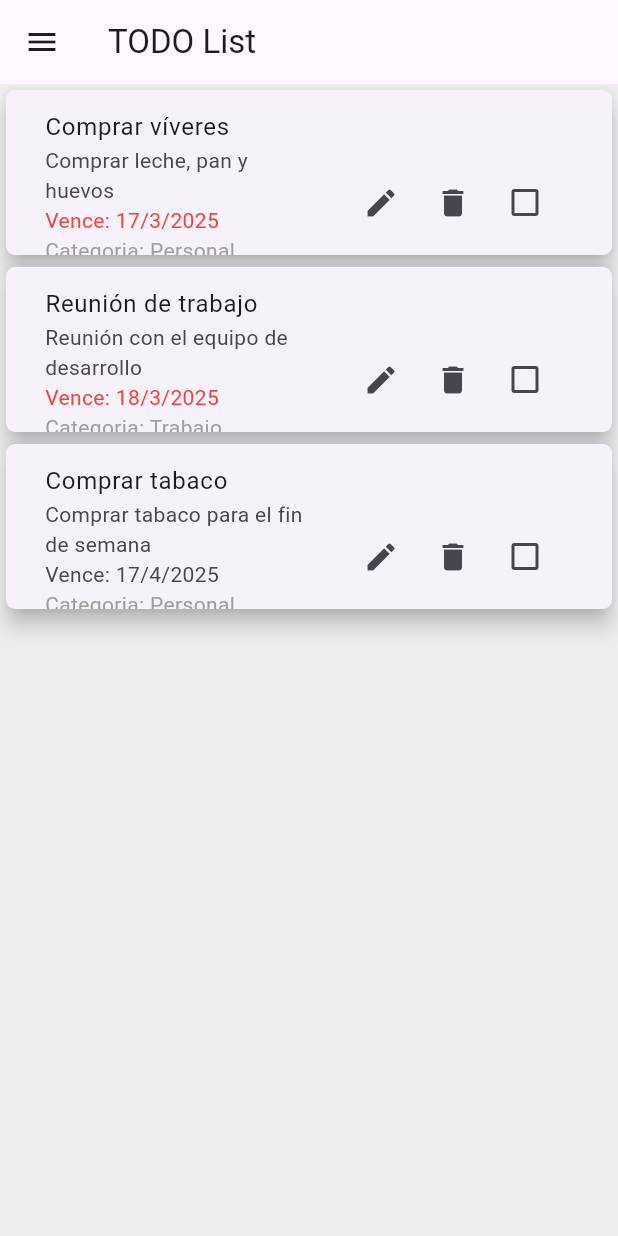
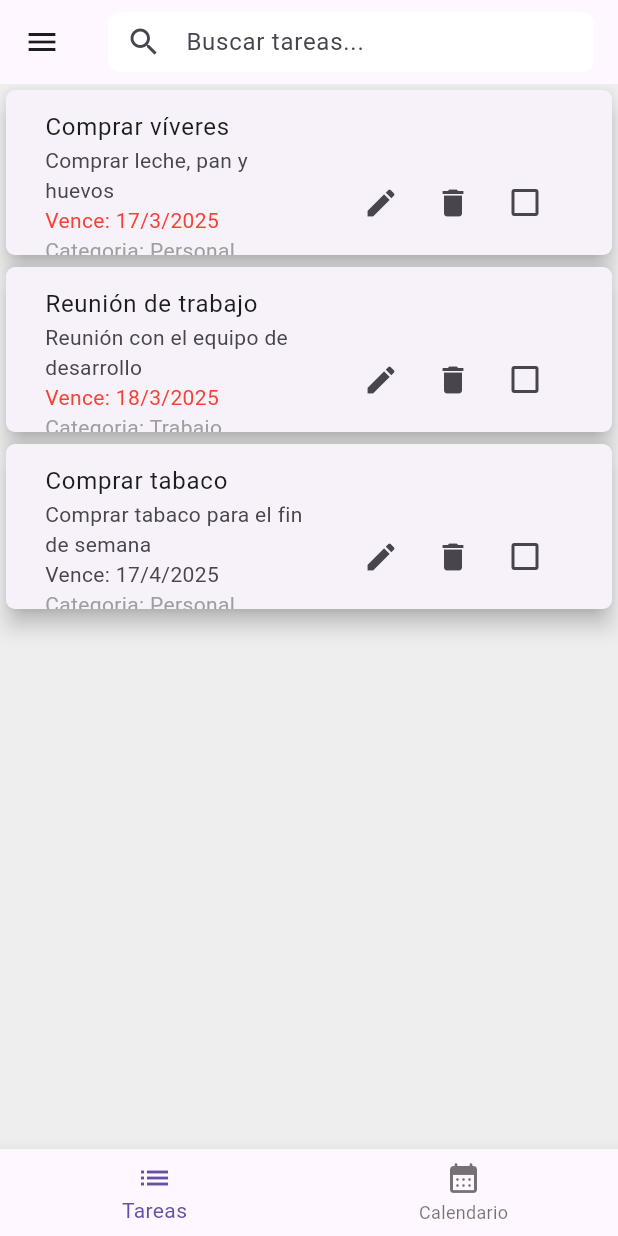
Before and after one commit to ISCOUTB/DS-todolist, a Flutter app: the screen it shows after launch, on a phone screen of 412 x 824 dp. Run offline on Flutter 3.47's test engine with Material 3 defaults, Android fonts, the phone set to English and light mode, and no system bars; our stand-ins replace auto_size_text, firebase_auth, firebase_core, flutter_dotenv, get, icons_plus and 1 more; accounts and stored records are empty.

Commit message:
update v2.6

```diff
--- /dev/null
+++ b/lib/components/search_textfield.dart
@@ -0,0 +1,28 @@
+import 'package:flutter/material.dart';
+
+class SearchTextfield extends StatelessWidget {
+  const SearchTextfield({super.key});
+
+  @override
+  Widget build(BuildContext context) {
+    return Container(
+      height: 40,
+      decoration: BoxDecoration(
+        color: Colors.white,
+        borderRadius: BorderRadius.circular(8),
+      ),
+      child: TextField(
+        decoration: InputDecoration(
+          hintText: "Buscar tareas...",
+          prefixIcon: Icon(Icons.search),
+          border: InputBorder.none,
+          contentPadding: EdgeInsets.symmetric(vertical: 10),
+        ),
+        onChanged: (value) {
+          // Lógica para manejar el texto ingresado
+          print("Texto ingresado: $value");
+        },
+      ),
+    );
+  }
+}
--- a/lib/models/task.dart
+++ b/lib/models/task.dart
@@ -2,8 +2,8 @@ class Task {
   final String id;
   final String title;
   final String description;
-  final DateTime dueDate;
-  final bool completed;
+  final DateTime? dueDate;
+  late final bool completed;
   final DateTime createdAt;
   final String category;
 
@@ -11,7 +11,7 @@ class Task {
     required this.id,
     required this.title,
     required this.description,
-    required this.dueDate,
+    this.dueDate,
     required this.completed,
     required this.createdAt,
     required this.category,
@@ -28,4 +28,16 @@ class Task {
       category: json['category'],
     );
   }
+
+  Map<String, dynamic> toJson() {
+    return {
+      'id': id,
+      'title': title,
+      'description': description,
+      'dueDate': dueDate?.toIso8601String(),
+      'completed': completed,
+      'createdAt': createdAt.toIso8601String(),
+      'category': category,
+    };
+  }
 }
--- a/lib/screens/home_page.dart
+++ b/lib/screens/home_page.dart
@@ -1,6 +1,6 @@
-import 'dart:math';
-
 import 'package:flutter/material.dart';
+import 'package:to_do_list/components/search_textfield.dart';
+import 'package:to_do_list/widgets/calendar.dart';
 import 'package:to_do_list/widgets/drawer_widget.dart';
 import 'package:to_do_list/widgets/responsive_widget.dart';
 import 'package:to_do_list/widgets/task_widget.dart';
@@ -13,6 +13,17 @@ class HomePage extends StatefulWidget {
 }
 
 class _HomePageState extends State<HomePage> {
+  int _currentIndex = 0; // Índice de la vista seleccionada
+
+  // Lista de vistas para alternar
+  final List<Widget> _views = [
+   ResponsiveWidget(
+        mobileLayout: BuildMobileLayout(),
+        tabletLayout: BuildTabletLayout(),
+        desktopLayout: BuildDesktopLayout()
+      ),
+    Calendar(), // Segunda vista (puedes personalizarla)
+  ];
 
   @override
   Widget build(BuildContext context){
@@ -20,14 +31,28 @@ class _HomePageState extends State<HomePage> {
 
     return Scaffold(
       appBar: AppBar(
-        title: const Text("TODO List"),
+        title: SearchTextfield(),
       ),
       drawer: isMobile ? const Drawer(child: DrawerWidget(),) : null,
-      body: ResponsiveWidget(
-        mobileLayout: BuildMobileLayout(),
-        tabletLayout: BuildTabletLayout(),
-        desktopLayout: BuildDesktopLayout()
-      ),
+      body: _views[_currentIndex],
+      bottomNavigationBar: BottomNavigationBar(
+        currentIndex: _currentIndex, // Índice actual
+        onTap: (index) {
+          setState(() {
+            _currentIndex = index; // Cambia la vista al seleccionar una pestaña
+          });
+        },
+        items: const [
+          BottomNavigationBarItem(
+            icon: Icon(Icons.list),
+            label: "Tareas",
+          ),
+          BottomNavigationBarItem(
+            icon: Icon(Icons.calendar_month_rounded),
+            label: "Calendario",
+          ),
+        ],
+        )
     );
   }
 }
--- a/lib/widgets/list_item_widget.dart
+++ b/lib/widgets/list_item_widget.dart
@@ -1,13 +1,23 @@
 import 'package:flutter/material.dart';
 import 'package:to_do_list/models/task.dart';
+import 'package:to_do_list/models/task.dart';
 
-class ListItemWidget extends StatelessWidget {
+class ListItemWidget extends StatefulWidget {
   final Task task;
 
   const ListItemWidget({super.key, required this.task});
 
   @override
+  State<ListItemWidget> createState() => _ListItemWidgetState();
+}
+
+
+
+
+class _ListItemWidgetState extends State<ListItemWidget> {
+  @override
   Widget build(BuildContext context) {
+    final task = widget.task;
     return Card(
       clipBehavior: Clip.antiAlias,
       elevation: 6,
@@ -30,10 +40,10 @@ class ListItemWidget extends StatelessWidget {
             children: [
               if (task.description.isNotEmpty) Text(task.description),
               Text(
-                'Vence: ${task.dueDate.day}/${task.dueDate.month}/${task.dueDate.year}',
+              'Vence: ${task.dueDate?.day}/${task.dueDate?.month}/${task.dueDate?.year}',
                 style: TextStyle(
                   color:
-                      task.dueDate.isBefore(DateTime.now()) && !task.completed
+                      task.dueDate!.isBefore(DateTime.now()) && !task.completed
                           ? Colors.red
                           : null,
                 ),
@@ -50,7 +60,11 @@ class ListItemWidget extends StatelessWidget {
             children: [
               IconButton(icon: Icon(Icons.edit), onPressed: () => {}),
               IconButton(icon: Icon(Icons.delete), onPressed: () => {}),
-              Checkbox(value: task.completed, onChanged: (bool? value) {}),
+              Checkbox(value: task.completed, onChanged: (bool? value) {
+                setState(() {
+                  task.completed = value!;
+                });
+              }),
             ],
           ),
         ),
--- a/pubspec.yaml
+++ b/pubspec.yaml
@@ -19,7 +19,7 @@ dependencies:
   uuid: ^3.0.6
   get: ^4.6.6
   auto_size_text: ^3.0.0
-
+  table_calendar: ^3.2.0
   icons_plus: ^4.0.0
   cupertino_icons: ^1.0.8
 
```
Also changed, not shown: lib/services/data_manager.dart (+13 -0 lines), lib/widgets/calendar.dart (added, +108 -0 lines), lib/widgets/grid_item_widget.dart (added), pubspec.lock.
